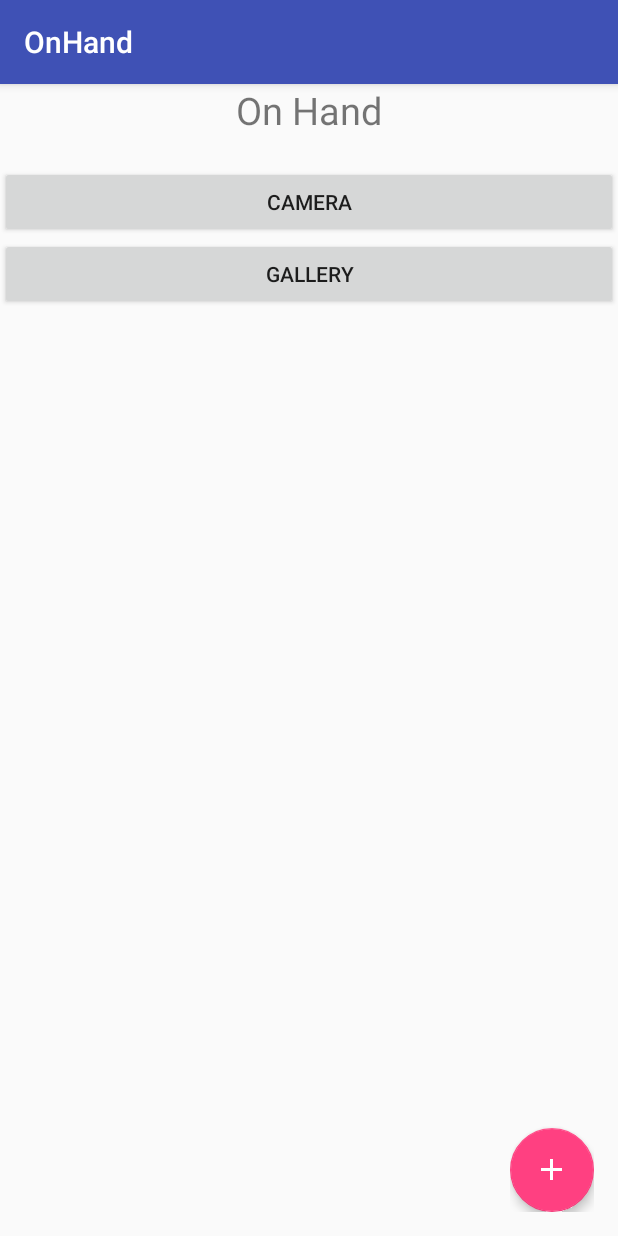
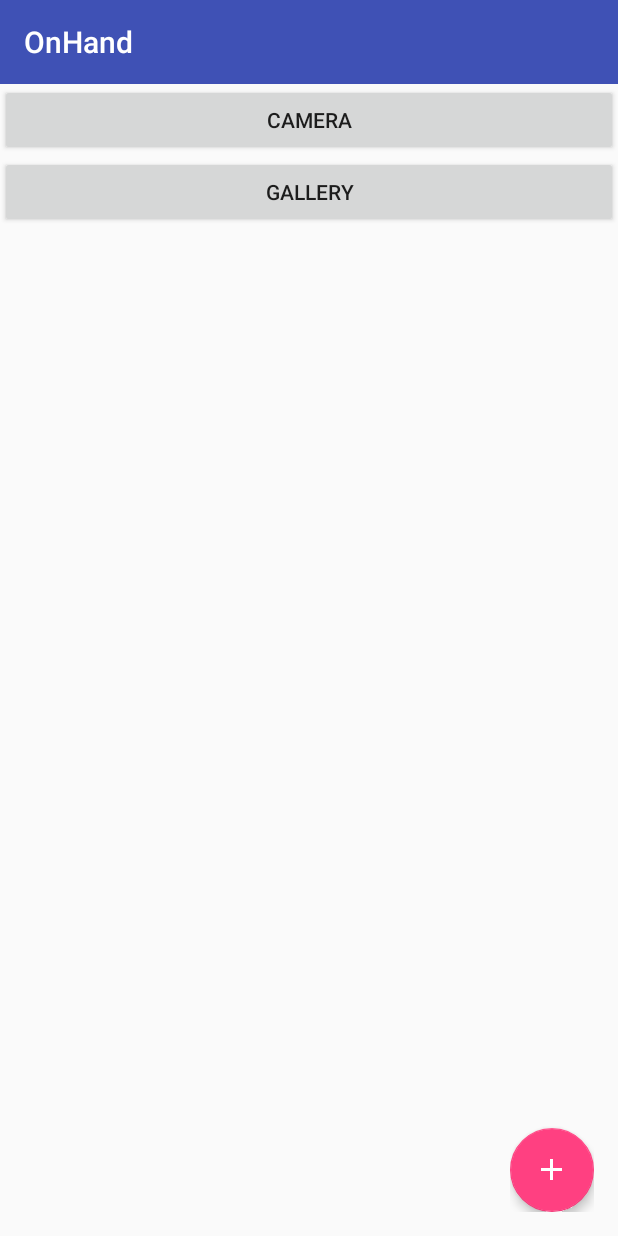
Before and after one commit to jamesp-kelly/onhand, an Android app: the screen it shows after launch (HomeActivity), on a phone screen of 412 x 824 dp. Run offline under Robolectric (Android 15) with nearby library versions, the phone set to English and light mode, and no system bars; our stand-ins replace ButterKnife, Dagger/Hilt's generated code, Picasso; libraries missing offline, so code that uses them is left out: com.facebook.stetho, com.jakewharton.picasso, io.realm; pictures from the network do not load; 6 statements that could not run were skipped.

Commit message:
use support toolbar and baseactivity

```diff
--- a/app/src/main/AndroidManifest.xml
+++ b/app/src/main/AndroidManifest.xml
@@ -21,7 +21,7 @@
         android:label="@string/app_name"
         android:name=".home.HomeActivity"
         android:screenOrientation="portrait"
-        android:theme="@style/AppTheme">
+        android:theme="@style/AppTheme.NoActionBar">
       <intent-filter>
         <action android:name="android.intent.action.MAIN"/>
         <category android:name="android.intent.category.LAUNCHER"/>
--- a/app/src/main/java/com/jameskelly/onhand/archive/ArchiveActivity.java
+++ b/app/src/main/java/com/jameskelly/onhand/archive/ArchiveActivity.java
@@ -4,11 +4,11 @@ import android.content.Context;
 import android.content.Intent;
 import android.os.Bundle;
 import android.support.annotation.Nullable;
-import android.support.v7.app.AppCompatActivity;
 import butterknife.BindView;
 import butterknife.ButterKnife;
 import co.moonmonkeylabs.realmrecyclerview.RealmRecyclerView;
 import com.jameskelly.onhand.R;
+import com.jameskelly.onhand.base.BaseActivity;
 import com.jameskelly.onhand.di.ArchiveModule;
 import com.jameskelly.onhand.di.OnHandApplication;
 import com.jameskelly.onhand.model.ImageLoader;
@@ -17,7 +17,7 @@ import io.realm.RealmResults;
 import java.util.List;
 import javax.inject.Inject;
 
-public class ArchiveActivity extends AppCompatActivity implements ArchiveView {
+public class ArchiveActivity extends BaseActivity implements ArchiveView {
 
   private ArchiveRecyclerViewAdapter archiveRecyclerViewAdapter;
 
--- /dev/null
+++ b/app/src/main/java/com/jameskelly/onhand/base/BaseActivity.java
@@ -0,0 +1,37 @@
+package com.jameskelly.onhand.base;
+
+import android.support.annotation.LayoutRes;
+import android.support.v7.app.AppCompatActivity;
+import android.support.v7.widget.Toolbar;
+import android.view.View;
+import android.view.ViewGroup;
+import com.jameskelly.onhand.R;
+
+public class BaseActivity extends AppCompatActivity {
+
+  private Toolbar toolbar;
+
+  @Override public void setContentView(@LayoutRes int layoutResID) {
+    super.setContentView(layoutResID);
+    setupToolbar();
+  }
+
+  @Override public void setContentView(View view) {
+    super.setContentView(view);
+    setupToolbar();
+  }
+
+  @Override public void setContentView(View view, ViewGroup.LayoutParams params) {
+    super.setContentView(view, params);
+    setupToolbar();
+  }
+
+  private void setupToolbar() {
+    toolbar = (Toolbar) findViewById(R.id.toolbar);
+    setSupportActionBar(toolbar);
+  }
+
+  protected Toolbar toolbar() {
+    return toolbar;
+  }
+}
--- a/app/src/main/java/com/jameskelly/onhand/home/HomeActivity.java
+++ b/app/src/main/java/com/jameskelly/onhand/home/HomeActivity.java
@@ -9,7 +9,7 @@ import android.provider.MediaStore;
 import android.support.annotation.Nullable;
 import android.support.design.widget.FloatingActionButton;
 import android.support.v4.view.ViewCompat;
-import android.support.v7.app.AppCompatActivity;
+import android.support.v7.widget.Toolbar;
 import android.view.View;
 import android.view.animation.OvershootInterpolator;
 import android.widget.ImageView;
@@ -19,6 +19,7 @@ import butterknife.ButterKnife;
 import butterknife.OnClick;
 import com.jameskelly.onhand.R;
 import com.jameskelly.onhand.archive.ArchiveActivity;
+import com.jameskelly.onhand.base.BaseActivity;
 import com.jameskelly.onhand.di.HomeModule;
 import com.jameskelly.onhand.di.OnHandApplication;
 import com.jameskelly.onhand.model.ImageLoader;
@@ -28,7 +29,7 @@ import com.squareup.picasso.RequestCreator;
 import java.io.File;
 import javax.inject.Inject;
 
-public class HomeActivity extends AppCompatActivity implements HomeView {
+public class HomeActivity extends BaseActivity implements HomeView {
 
   private static final int TAKE_PICTURE_REQUEST_CODE = 1;
   private static final int LOAD_GALLERY_REQUEST_CODE = 2;
@@ -36,6 +37,7 @@ public class HomeActivity extends AppCompatActivity implements HomeView {
   private Uri imageUri;
   private RequestCreator requestCreator;
   private boolean loadFromCamera = false;
+  private Toolbar toolbar;
 
   @BindView(R.id.image_preview) ImageView imagePreview;
   @BindView(R.id.add_content) FloatingActionButton bigAddFab;
@@ -49,10 +51,12 @@ public class HomeActivity extends AppCompatActivity implements HomeView {
   @Override protected void onCreate(@Nullable Bundle savedInstanceState) {
     super.onCreate(savedInstanceState);
     setContentView(R.layout.activity_home);
+
     bindDI();
-
     presenter.onViewCreated();
   }
+
+
 
   @Override protected void onPause() {
     super.onPause();
--- a/app/src/main/java/com/jameskelly/onhand/lockscreen/LockScreenActivity.java
+++ b/app/src/main/java/com/jameskelly/onhand/lockscreen/LockScreenActivity.java
@@ -8,7 +8,6 @@ import android.graphics.Bitmap;
 import android.graphics.drawable.Drawable;
 import android.net.Uri;
 import android.os.Bundle;
-import android.support.v7.app.AppCompatActivity;
 import android.util.Log;
 import android.view.View;
 import android.view.WindowManager;
@@ -16,6 +15,7 @@ import android.widget.ImageView;
 import butterknife.BindView;
 import butterknife.ButterKnife;
 import com.jameskelly.onhand.R;
+import com.jameskelly.onhand.base.BaseActivity;
 import com.jameskelly.onhand.di.LockScreenModule;
 import com.jameskelly.onhand.di.OnHandApplication;
 import com.jameskelly.onhand.model.ImageLoader;
@@ -24,7 +24,7 @@ import com.squareup.picasso.RequestCreator;
 import com.squareup.picasso.Target;
 import javax.inject.Inject;
 
-public class LockScreenActivity extends AppCompatActivity implements LockScreenView {
+public class LockScreenActivity extends BaseActivity implements LockScreenView {
 
   private RequestCreator requestCreator;
 
--- a/app/src/main/res/layout/activity_home.xml
+++ b/app/src/main/res/layout/activity_home.xml
@@ -15,15 +15,7 @@
       android:orientation="vertical"
       >
 
-    <TextView
-        android:id="@+id/hello"
-        android:layout_width="match_parent"
-        android:gravity="center"
-        android:layout_height="wrap_content"
-        android:text="@string/HomeTitle"
-        android:textSize="25sp"
-        android:layout_marginBottom="20dp"
-        />
+    <include layout="@layout/toolbar" />
 
     <Button
         android:id="@+id/camera_button"
--- /dev/null
+++ b/app/src/main/res/layout/toolbar.xml
@@ -0,0 +1,11 @@
+<?xml version="1.0" encoding="utf-8"?>
+<android.support.v7.widget.Toolbar xmlns:android="http://schemas.android.com/apk/res/android"
+    xmlns:app="http://schemas.android.com/apk/res-auto"
+    xmlns:tools="http://schemas.android.com/tools"
+    android:id="@+id/toolbar"
+    android:layout_width="match_parent"
+    android:layout_height="?attr/actionBarSize"
+    android:background="?attr/colorPrimary"
+    android:theme="@style/ThemeOverlay.AppCompat.Dark.ActionBar"
+    app:popupTheme="@style/AppTheme.PopupOverlay"
+    tools:ignore="Overdraw" />
```
